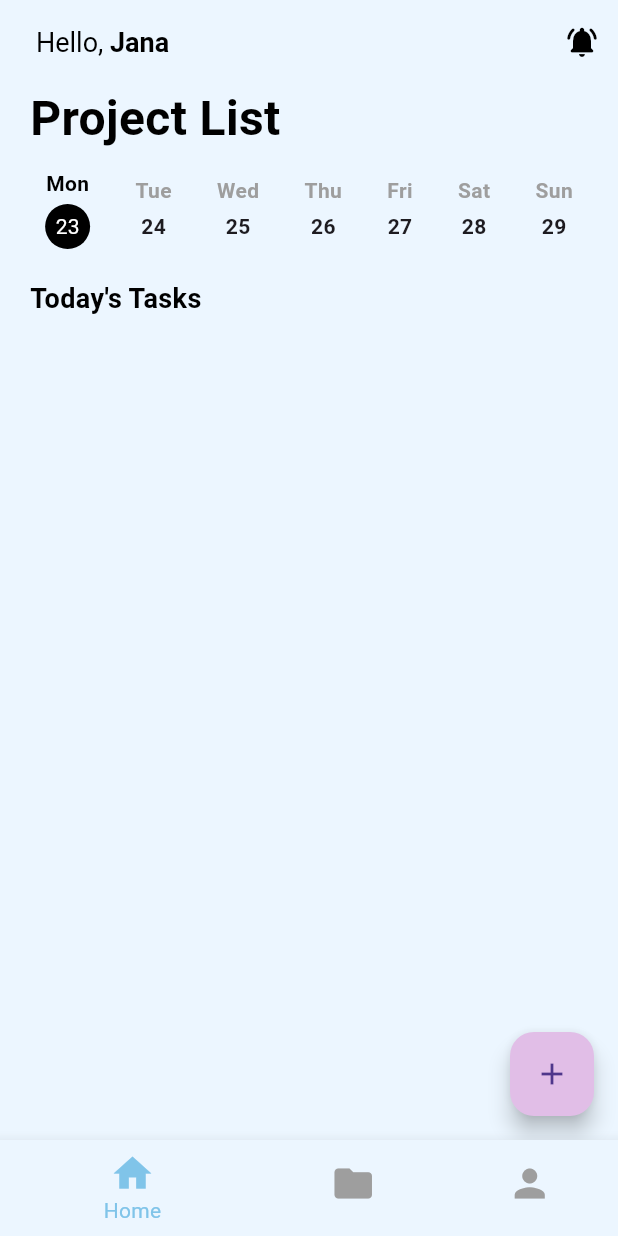
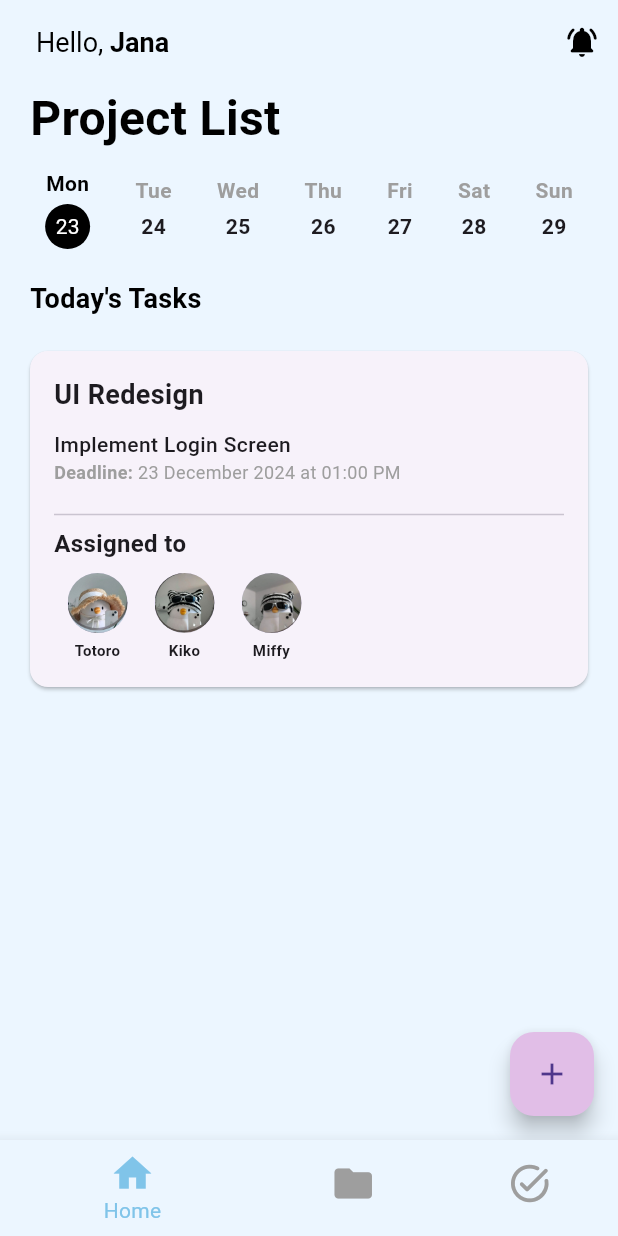
Before and after one commit to povrajanapen/Task-management-app-flutter, a Flutter app: the screen it shows after launch, on a phone screen of 412 x 824 dp. Run offline on Flutter 3.47's test engine with Material 3 defaults, Android fonts, the phone set to English and light mode, and no system bars; our stand-ins replace google_fonts.

Commit message:
new changes

```diff
--- a/lib/dummy/dummy_project.dart
+++ b/lib/dummy/dummy_project.dart
@@ -1,26 +1,46 @@
 import '../models/project_model.dart';
+import '../models/task_model.dart';
 import 'dummy_task.dart';
+import 'package:collection/collection.dart';
+
+// group tasks by project id
+final Map<String, List<TaskModel>> groupedTasks = groupBy (dummyTasks, (TaskModel task) => task.projectId);
 
 final List<ProjectModel> dummyProjects = [
   ProjectModel(
     projectId: 'p1',
     projectName: 'UI Redesign',
     projectCategory: 'Design',
-    tasks: dummyTasks.where((task) => task.projectId == 'p1').toList(),
-    assignedMembers: [1, 2, 3],
+    tasks: groupedTasks['p1'] ?? [], // in case where project might not have any tasks under that id
+    assignedMembers: groupedTasks['p1']
+            ?.expand((task) => task.assignedMembers)
+            .toSet() // remove duplicates
+            .map(int.parse)
+            .toList() ??
+        [],
   ),
   ProjectModel(
     projectId: 'p2',
     projectName: 'Backend API',
     projectCategory: 'Development',
-    tasks: dummyTasks.where((task) => task.projectId == 'p2').toList(),
-    assignedMembers: [2, 4],
+    tasks: groupedTasks['p2'] ?? [],
+    assignedMembers: groupedTasks['p2']
+            ?.expand((task) => task.assignedMembers)
+            .toSet()
+            .map(int.parse)
+            .toList() ??
+        [],
   ),
   ProjectModel(
     projectId: 'p3',
     projectName: 'Testing Suite',
     projectCategory: 'Quality Assurance',
-    tasks: dummyTasks.where((task) => task.projectId == 'p3').toList(),
-    assignedMembers: [3, 5],
+    tasks: groupedTasks['p3'] ?? [],
+    assignedMembers: groupedTasks['p3']
+            ?.expand((task) => task.assignedMembers)
+            .toSet()
+            .map(int.parse)
+            .toList() ??
+        [],
   ),
 ];
--- a/lib/models/task_filtering.dart
+++ b/lib/models/task_filtering.dart
@@ -16,6 +16,7 @@ List<ProjectModel> projectsWithTodayTasks = dummyProjects
                   task.dueDate.year == now.year)
               .toList();
 
+
     if (todayTasks.isNotEmpty) {
       return ProjectModel(
         projectId: project.projectId,
--- a/lib/widgets/bottom_navigation.dart
+++ b/lib/widgets/bottom_navigation.dart
@@ -1,9 +1,9 @@
 import 'package:flutter/material.dart';
+import 'package:task_management_app/screens/task_screen.dart';
 import '../dummy/dummy_project.dart';
 import '../models/app_color.dart';
 import '../models/project_model.dart';
 import '../screens/home_screen.dart';
-import '../screens/profile_screen.dart';
 import '../screens/project_screen.dart';
 
 class BottomNagivation extends StatefulWidget {
@@ -28,7 +28,7 @@ class _BottomNagivationState extends State<BottomNagivation> {
     const HomeScreen(),
     // ProjectDetails(project: dummyProjects[0]),
     const ProjectScreen(),
-    const ProfileScreen(),
+    const TaskScreen(),
   ];
 
   @override
@@ -52,8 +52,8 @@ class _BottomNagivationState extends State<BottomNagivation> {
               backgroundColor: AppColors.background,
             ),
             BottomNavigationBarItem(
-              icon: Icon(Icons.person, size: 30),
-              label: 'Profile',
+              icon: Icon(Icons.task_alt_rounded, size: 30),
+              label: 'To-Dos',
               backgroundColor: AppColors.background,
             ),
           ],
--- a/pubspec.yaml
+++ b/pubspec.yaml
@@ -39,6 +39,7 @@ dependencies:
   # firebase_core: ^3.8.1
   # cloud_firestore: ^5.5.0
   # firebase_auth: ^5.3.3
+  collection: ^1.18.0
 
 dev_dependencies:
   flutter_test:
@@ -52,7 +53,6 @@ dev_dependencies:
   flutter_lints: ^4.0.0
   iconsax: ^0.0.8
   visibility_detector: ^0.4.0+2
-  collection: ^1.18.0
 
 # For information on the generic Dart part of this file, see the
 # following page: https://dart.dev/tools/pub/pubspec
```
Also changed, not shown: lib/dummy/dummy_task.dart (+34 -4 lines), pubspec.lock. Lines whose indentation alone changed are shown as unchanged.
